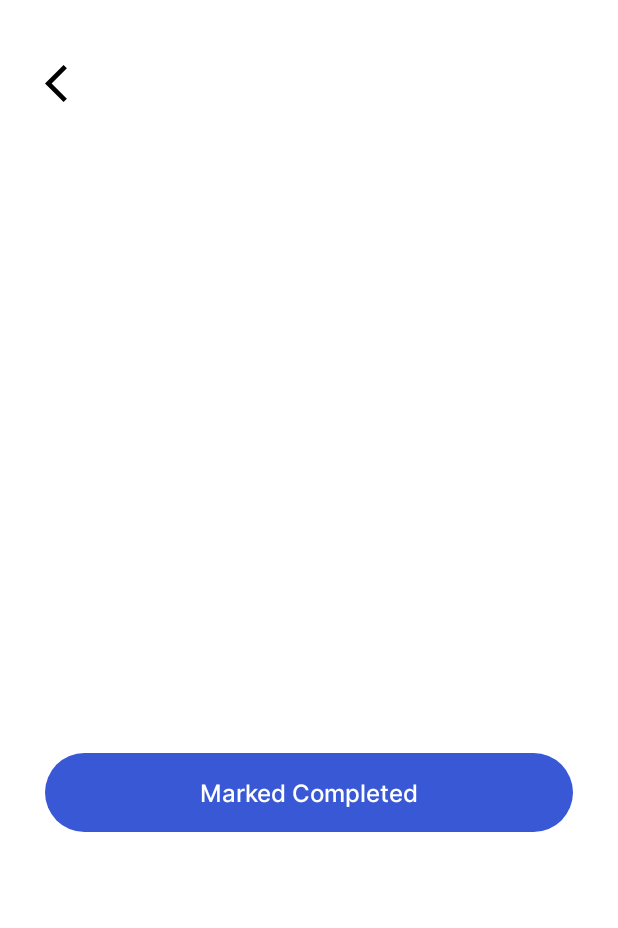
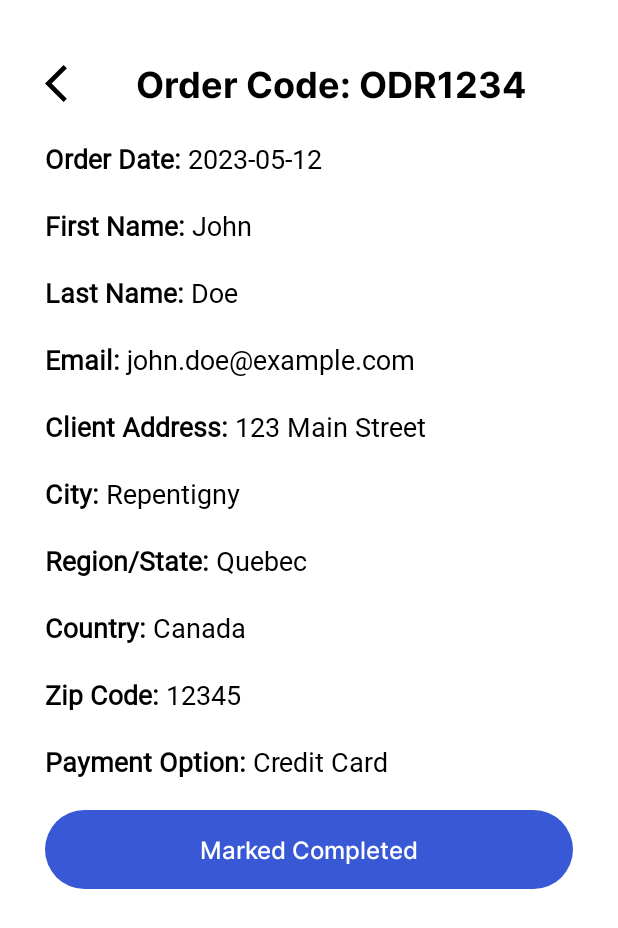
Before and after one commit to julesgaudet/ClothingSoftware, an Android app: the fragment Orders placed in its activity, after a tap on "Order Settings", on a phone screen of 412 x 824 dp. Shown: the top 928 px of the screen. Run offline under Robolectric (Android 15) with nearby library versions, the phone set to English and light mode, and no system bars; our stand-ins replace Picasso; pictures from the network do not load; 3 other taps on this screen came first.

Commit message:
fini Order au complet

```diff
--- a/app/src/main/java/com/example/clothingsoftware/Activities/MoreOrder.java
+++ b/app/src/main/java/com/example/clothingsoftware/Activities/MoreOrder.java
@@ -1,10 +1,13 @@
 package com.example.clothingsoftware.Activities;
 
 import androidx.appcompat.app.AppCompatActivity;
-
 import android.os.Bundle;
+import android.text.Spannable;
+import android.text.SpannableString;
+import android.text.style.StyleSpan;
 import android.view.View;
 import android.widget.ImageView;
+import android.widget.TextView;
 
 import com.example.clothingsoftware.R;
 
@@ -15,8 +18,60 @@ public class MoreOrder extends AppCompatActivity {
         super.onCreate(savedInstanceState);
         setContentView(R.layout.activity_more_order);
 
+        // Retrieve order data from the intent
+        Bundle extras = getIntent().getExtras();
+        if (extras != null) {
+            String orderCode = extras.getString("ORDER_CODE");
+            String clientAddress = extras.getString("CLIENT_ADDRESS");
+            String orderDate = extras.getString("ORDER_DATE");
+            String clientEmail = extras.getString("CLIENT_EMAIL");
+            String clientFirstName = extras.getString("CLIENT_FIRST_NAME");
+            String clientLastName = extras.getString("CLIENT_LAST_NAME");
+            String clientCity = extras.getString("CLIENT_CITY");
+            String clientRegionState = extras.getString("CLIENT_REGION_STATE");
+            String clientCountry = extras.getString("CLIENT_COUNTRY");
+            String clientZipCode = extras.getString("CLIENT_ZIP_CODE");
+            String orderPaymentOption = extras.getString("ORDER_PAYMENT_OPTION");
+
+            // Update views with order data
+            TextView orderCodeTextView = findViewById(R.id.clientOrderCodeTextView);
+            orderCodeTextView.setText(getStyledText("Order Code: ", orderCode));
+
+            TextView clientAddressTextView = findViewById(R.id.clientAddressTextView);
+            clientAddressTextView.setText(getStyledText("Client Address: ", clientAddress));
+
+            TextView orderDateTextView = findViewById(R.id.clientOrderDateTextView);
+            orderDateTextView.setText(getStyledText("Order Date: ", orderDate));
+
+            TextView orderPaymentOptionTextView = findViewById(R.id.clientPaymentOptionTextView);
+            orderPaymentOptionTextView.setText(getStyledText("Payment Option: ", orderPaymentOption));
+
+            // Update other views with client data
+            TextView clientFirstNameTextView = findViewById(R.id.clientFirstNameTextView);
+            clientFirstNameTextView.setText(getStyledText("First Name: ", clientFirstName));
+
+            TextView clientLastNameTextView = findViewById(R.id.clientLastNameTextView);
+            clientLastNameTextView.setText(getStyledText("Last Name: ", clientLastName));
+
+            TextView clientEmailTextView = findViewById(R.id.clientEmailTextView);
+            clientEmailTextView.setText(getStyledText("Email: ", clientEmail));
+
+            TextView clientCityTextView = findViewById(R.id.clientCityTextView);
+            clientCityTextView.setText(getStyledText("City: ", clientCity));
+
+            TextView clientRegionStateTextView = findViewById(R.id.clientRegionStateTextView);
+            clientRegionStateTextView.setText(getStyledText("Region/State: ", clientRegionState));
+
+            TextView clientCountryTextView = findViewById(R.id.clientCountryTextView);
+            clientCountryTextView.setText(getStyledText("Country: ", clientCountry));
+
+            TextView clientZipCodeTextView = findViewById(R.id.clientZipCodeTextView);
+            clientZipCodeTextView.setText(getStyledText("Zip Code: ", clientZipCode));
+        }
+
+
+        // Set up click listener for back button
         ImageView backIcon = findViewById(R.id.backIconImageView);
-
         backIcon.setOnClickListener(new View.OnClickListener() {
             @Override
             public void onClick(View v) {
@@ -24,4 +79,11 @@ public class MoreOrder extends AppCompatActivity {
             }
         });
     }
+
+    // Method to style the text
+    private SpannableString getStyledText(String label, String value) {
+        SpannableString styledText = new SpannableString(label + value);
+        styledText.setSpan(new StyleSpan(android.graphics.Typeface.BOLD), 0, label.length(), Spannable.SPAN_EXCLUSIVE_EXCLUSIVE);
+        return styledText;
+    }
 }
--- a/app/src/main/java/com/example/clothingsoftware/Adapters/OrderAdapter.java
+++ b/app/src/main/java/com/example/clothingsoftware/Adapters/OrderAdapter.java
@@ -10,6 +10,7 @@ import android.widget.LinearLayout;
 import android.widget.TextView;
 
 import androidx.annotation.NonNull;
+import androidx.core.content.ContextCompat;
 import androidx.recyclerview.widget.RecyclerView;
 
 import com.example.clothingsoftware.Models.ArticleOrderModel;
@@ -61,8 +62,21 @@ public class OrderAdapter extends RecyclerView.Adapter<OrderAdapter.OrderViewHol
 
         // Set order details
         holder.textViewStatus.setText(order.getStatus());
+
+        // Set status text and color based on status
+        String status = order.getStatus();
+        holder.textViewStatus.setText(status);
+        int statusColor = R.color.black; // Default color
+        if (status.equalsIgnoreCase("Processing")) {
+            statusColor = R.color.red; // Set to red for "Processing"
+        } else if (status.equalsIgnoreCase("Shipped")) {
+            statusColor = R.color.green; // Set to green for "Shipped"
+        }
+        holder.textViewStatus.setTextColor(ContextCompat.getColor(holder.itemView.getContext(), statusColor));
         holder.textViewOrderNumber.setText(order.getOrder_code());
+
         holder.textViewClientAddress.setText(clientModel.getAddress());
+
 
         // Clear previous articles
         holder.articleLinearLayout.removeAllViews();
@@ -89,7 +103,7 @@ public class OrderAdapter extends RecyclerView.Adapter<OrderAdapter.OrderViewHol
             // Three dots at the end of the text if the text doesn't fit horizontally
             textViewArticleName.setSingleLine(true);
             textViewArticleName.setEllipsize(TextUtils.TruncateAt.END);
-            textViewArticleSize.setSingleLine(true);
+            textViewArticleName.setSingleLine(true);
             textViewArticleSize.setEllipsize(TextUtils.TruncateAt.END);
             textViewArticleColor.setSingleLine(true);
             textViewArticleColor.setEllipsize(TextUtils.TruncateAt.END);
--- a/app/src/main/java/com/example/clothingsoftware/Fragments/Orders.java
+++ b/app/src/main/java/com/example/clothingsoftware/Fragments/Orders.java
@@ -22,6 +22,10 @@ import java.util.List;
 
 public class Orders extends Fragment implements OrderAdapter.OnOrderItemClickListener {
 
+    // Declare orderList and clientModel as member variables
+    private List<OrderModel> orderList;
+    private ClientModel clientModel;
+
     @Override
     public View onCreateView(LayoutInflater inflater, ViewGroup container,
                              Bundle savedInstanceState) {
@@ -32,26 +36,19 @@ public class Orders extends Fragment implements OrderAdapter.OnOrderItemClickLis
         recyclerView.setHasFixedSize(true);
         recyclerView.setLayoutManager(new LinearLayoutManager(getContext()));
 
-        // Initialize Order List
-        List<OrderModel> orderList = new ArrayList<>();
+        // Initialize orderList
+        orderList = new ArrayList<>();
 
-        // Add dummy order items
+        // Initialize Article Order List
+        List<ArticleOrderModel> articleOrderList = new ArrayList<>();
+
+        // First Order
         OrderModel order1 = new OrderModel();
         order1.setOrder_code("ODR1234");
         order1.setStatus("Shipped");
         order1.setDate("2023-05-12");
         order1.setPayment_option("Credit Card");
         orderList.add(order1);
-
-        OrderModel order2 = new OrderModel();
-        order2.setOrder_code("ODR5678");
-        order2.setStatus("Processing");
-        order2.setDate("2023-06-25");
-        order2.setPayment_option("PayPal");
-        orderList.add(order2);
-
-        // Initialize Article Order List
-        List<ArticleOrderModel> articleOrderList = new ArrayList<>();
 
         // Add dummy article order items
         ArticleOrderModel articleOrder1 = new ArticleOrderModel();
@@ -65,24 +62,24 @@ public class Orders extends Fragment implements OrderAdapter.OnOrderItemClickLis
 
         ArticleOrderModel articleOrder2 = new ArticleOrderModel();
         articleOrder2.setTitle("Enchanté T-Shirt");
-        articleOrder2.setPrice("135$");
-        articleOrder2.setBrand("Nike2");
-        articleOrder2.setColor("#345433");
+        articleOrder2.setPrice("125$");
+        articleOrder2.setBrand("Nike");
+        articleOrder2.setColor("#345432");
         articleOrder2.setImageUrls("https://enchante.co/cdn/shop/files/enchante_11.4.2324945_cc61b2f2-b8f7-4c2f-882e-0b7f752e5933.jpg?v=1700050465");
-        articleOrder2.setSize("XL");
+        articleOrder2.setSize("S");
         articleOrderList.add(articleOrder2);
 
         ArticleOrderModel articleOrder3 = new ArticleOrderModel();
-        articleOrder3.setTitle("Enchanté T-Shirt3");
-        articleOrder3.setPrice("145$");
-        articleOrder3.setBrand("Nike3");
-        articleOrder3.setColor("#345434");
+        articleOrder3.setTitle("Enchanté T-Shirt");
+        articleOrder3.setPrice("125$");
+        articleOrder3.setBrand("Nike");
+        articleOrder3.setColor("#345432");
         articleOrder3.setImageUrls("https://enchante.co/cdn/shop/files/enchante_11.4.2324945_cc61b2f2-b8f7-4c2f-882e-0b7f752e5933.jpg?v=1700050465");
-        articleOrder3.setSize("XXL");
+        articleOrder3.setSize("S");
         articleOrderList.add(articleOrder3);
 
-        // Initialize Client data (Dummy data)
-        ClientModel clientModel = new ClientModel();
+        // Initialize clientModel (Dummy data)
+        clientModel = new ClientModel();
         clientModel.setEmail("john.doe@example.com");
         clientModel.setFirst_name("John");
         clientModel.setLast_name("Doe");
@@ -91,6 +88,14 @@ public class Orders extends Fragment implements OrderAdapter.OnOrderItemClickLis
         clientModel.setRegion_state("Quebec");
         clientModel.setCountry("Canada");
         clientModel.setZip_code("12345");
+
+        // Second Order
+        OrderModel order2 = new OrderModel();
+        order2.setOrder_code("ODR5678");
+        order2.setStatus("Processing");
+        order2.setDate("2023-06-25");
+        order2.setPayment_option("PayPal");
+        orderList.add(order2);
 
         // Create adapter and set it to RecyclerView
         OrderAdapter orderAdapter = new OrderAdapter(orderList, articleOrderList, clientModel);
@@ -102,9 +107,26 @@ public class Orders extends Fragment implements OrderAdapter.OnOrderItemClickLis
 
     @Override
     public void onOrderItemClick(int position) {
+        // Get the clicked order details from the clicked position
+        OrderModel clickedOrder = orderList.get(position);
         // Create an intent to start the MoreOrder activity
         Intent intent = new Intent(getContext(), MoreOrder.class);
-        // Start the activity
+        // Add the order data as extras to the intent
+        intent.putExtra("ORDER_CODE", clickedOrder.getOrder_code());
+        intent.putExtra("CLIENT_ADDRESS", clientModel.getAddress());
+        intent.putExtra("ORDER_DATE", clickedOrder.getDate());
+        intent.putExtra("ORDER_PAYMENT_OPTION", clickedOrder.getPayment_option());
+
+        // Add all the clientModel information to the intent
+        intent.putExtra("CLIENT_EMAIL", clientModel.getEmail());
+        intent.putExtra("CLIENT_FIRST_NAME", clientModel.getFirst_name());
+        intent.putExtra("CLIENT_LAST_NAME", clientModel.getLast_name());
+        intent.putExtra("CLIENT_CITY", clientModel.getCity());
+        intent.putExtra("CLIENT_REGION_STATE", clientModel.getRegion_state());
+        intent.putExtra("CLIENT_COUNTRY", clientModel.getCountry());
+        intent.putExtra("CLIENT_ZIP_CODE", clientModel.getZip_code());
+
+        // Start the activity with the intent
         startActivity(intent);
     }
 }
--- /dev/null
+++ b/app/src/main/res/drawable/card_background_orders.xml
@@ -0,0 +1,4 @@
+<shape xmlns:android="http://schemas.android.com/apk/res/android">
+    <corners android:radius="8dp" />
+    <solid android:color="#CCFFFFFF" />
+</shape>
--- a/app/src/main/res/layout/activity_more_order.xml
+++ b/app/src/main/res/layout/activity_more_order.xml
@@ -1,8 +1,13 @@
 <?xml version="1.0" encoding="utf-8"?>
-<LinearLayout xmlns:android="http://schemas.android.com/apk/res/android"
+
+<ScrollView xmlns:android="http://schemas.android.com/apk/res/android"
     xmlns:tools="http://schemas.android.com/tools"
     android:layout_width="match_parent"
-    android:layout_height="match_parent"
+    android:layout_height="match_parent">
+
+    <LinearLayout
+        android:layout_width="match_parent"
+        android:layout_height="wrap_content"
         android:layout_marginHorizontal="30dp"
         android:layout_marginVertical="22dp"
         android:orientation="vertical"
@@ -24,7 +29,7 @@
                 android:src="@drawable/left_actionable" />
 
             <TextView
-            android:id="@+id/clientOrderDateTextView"
+                android:id="@+id/clientOrderCodeTextView"
                 android:layout_width="0dp"
                 android:layout_height="wrap_content"
                 android:layout_weight="1"
@@ -35,16 +40,23 @@
 
         </LinearLayout>
 
+        <TextView
+            android:id="@+id/clientOrderDateTextView"
+            android:layout_width="wrap_content"
+            android:layout_height="wrap_content"
+            android:layout_marginTop="20dp"
+            android:fontFamily="@font/inter"
+            android:textColor="@color/black"
+            android:textSize="18sp" />
 
         <TextView
             android:id="@+id/clientFirstNameTextView"
             android:layout_width="wrap_content"
             android:layout_height="wrap_content"
-        android:layout_gravity="center"
-        android:layout_marginTop="16dp"
-        android:fontFamily="@font/bold"
+            android:layout_marginTop="20dp"
+            android:fontFamily="@font/inter"
             android:textColor="@color/black"
-        android:textSize="24sp" />
+            android:textSize="18sp" />
 
         <TextView
             android:id="@+id/clientLastNameTextView"
@@ -132,3 +144,4 @@
             android:textColor="@color/white"
             android:textSize="16sp" />
     </LinearLayout>
+</ScrollView>
--- a/app/src/main/res/layout/order_item.xml
+++ b/app/src/main/res/layout/order_item.xml
@@ -1,9 +1,18 @@
 <?xml version="1.0" encoding="utf-8"?>
-<LinearLayout xmlns:android="http://schemas.android.com/apk/res/android"
+
+<androidx.cardview.widget.CardView xmlns:android="http://schemas.android.com/apk/res/android"
     xmlns:tools="http://schemas.android.com/tools"
     android:layout_width="match_parent"
     android:layout_height="wrap_content"
-    android:layout_marginTop="30dp"
+    android:layout_marginHorizontal="20dp"
+    android:layout_marginTop="10dp"
+    android:layout_marginBottom="20dp"
+    android:background="@drawable/card_background_orders">
+
+    <LinearLayout
+        android:layout_width="match_parent"
+        android:layout_height="wrap_content"
+        android:paddingVertical="20dp"
         android:orientation="vertical">
 
         <LinearLayout
@@ -162,12 +171,6 @@
             android:textAllCaps="false"
             android:textColor="@color/white"
             android:textSize="16sp" />
+    </LinearLayout>
 
-    <View
-        android:id="@+id/viewEnd"
-        android:layout_width="match_parent"
-        android:layout_height="1dp"
-        android:layout_marginTop="30dp"
-        android:background="@color/colorSecondPrimary" />
-
-</LinearLayout>
+</androidx.cardview.widget.CardView>
--- a/app/src/main/res/values/colors.xml
+++ b/app/src/main/res/values/colors.xml
@@ -7,4 +7,5 @@
     <color name="red">#FF0000</color>
     <color name="mtrl_textinput_default_box_stroke_color">#A3AED0</color>
     <color name="shadow_overlay_color">#80000000</color>
+    <color name="green">#00FF00</color>
 </resources>
```
Lines whose indentation alone changed are shown as unchanged.
